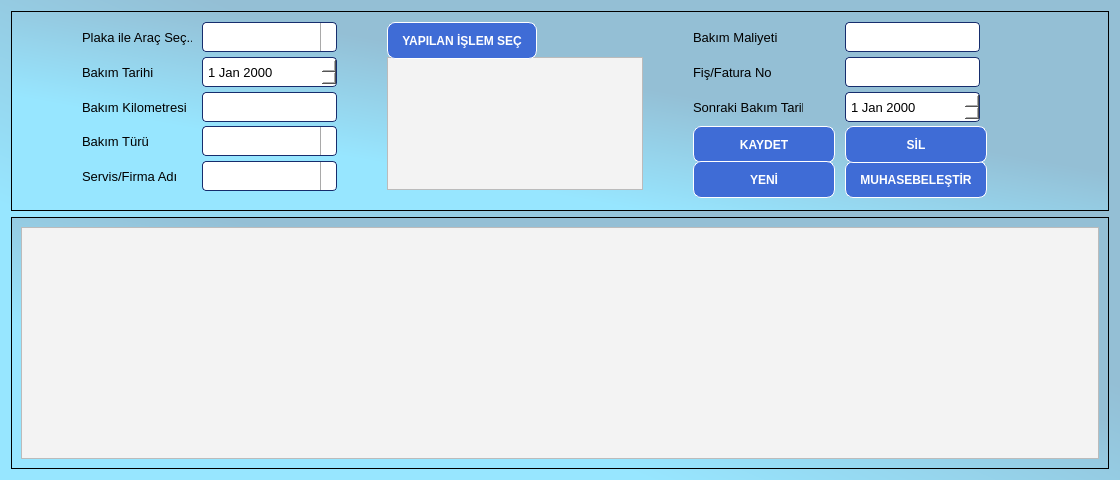
The window that ui/ui_files/repairs_window.ui (AyhanErcan70/SATTUP) describes before a commit, drawn with Qt 5.
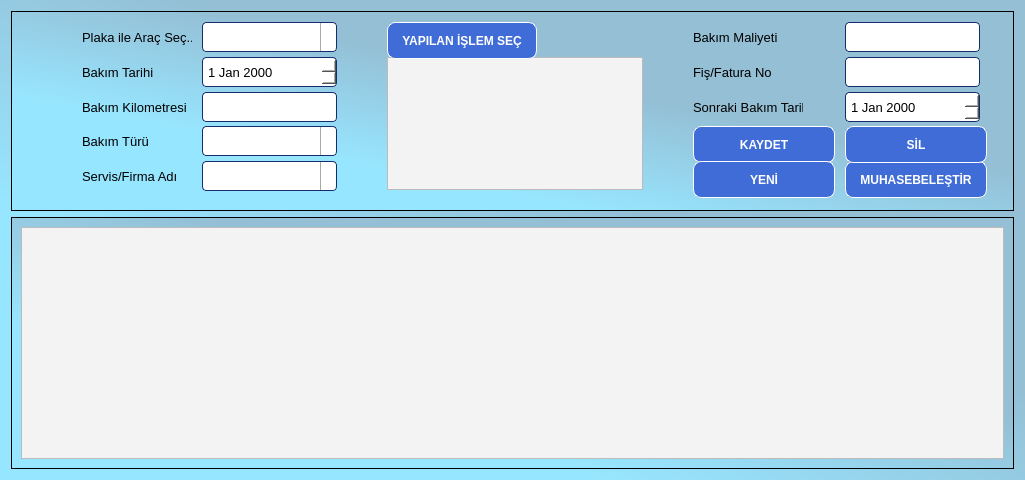
The same window after the commit. Icons and pictures are not drawn.

Patch:
```diff
--- a/ui/ui_files/repairs_window.ui
+++ b/ui/ui_files/repairs_window.ui
@@ -6,7 +6,7 @@
    <rect>
     <x>0</x>
     <y>0</y>
-    <width>1120</width>
+    <width>1025</width>
     <height>480</height>
    </rect>
   </property>
```
